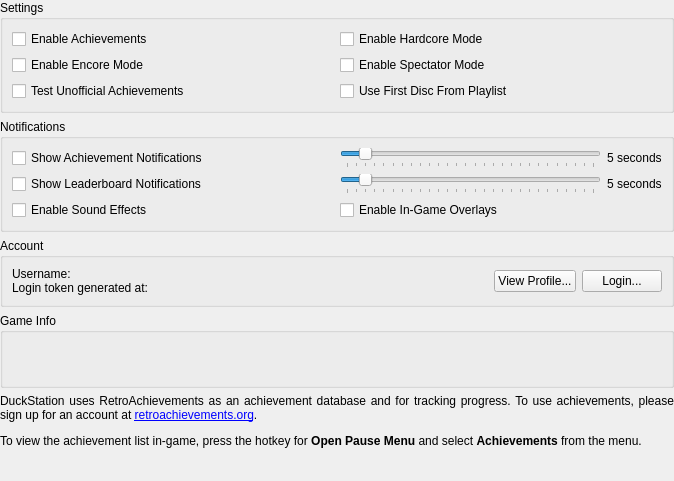
Above: src/duckstation-qt/achievementsettingswidget.ui from kofxi3584karlayang/duckstation before the change. Below: the same form after it.
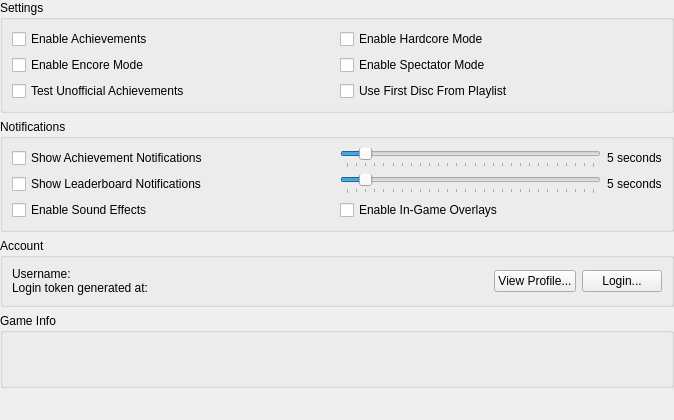
That is the form after the change.

Patch:
```diff
--- a/src/duckstation-qt/achievementsettingswidget.ui
+++ b/src/duckstation-qt/achievementsettingswidget.ui
@@ -7,7 +7,7 @@
     <x>0</x>
     <y>0</y>
     <width>674</width>
-    <height>481</height>
+    <height>420</height>
    </rect>
   </property>
   <layout class="QVBoxLayout" name="verticalLayout">
@@ -249,25 +249,6 @@
      </layout>
     </widget>
    </item>
-   <item>
-    <widget class="QLabel" name="label">
-     <property name="text">
-      <string>&lt;html&gt;&lt;head/&gt;&lt;body&gt;&lt;p align=&quot;justify&quot;&gt;DuckStation uses RetroAchievements as an achievement database and for tracking progress. To use achievements, please sign up for an account at &lt;a href=&quot;https://retroachievements.org/&quot;&gt;&lt;span style=&quot; text-decoration: underline; color:#0000ff;&quot;&gt;retroachievements.org&lt;/span&gt;&lt;/a&gt;.&lt;/p&gt;&lt;p align=&quot;justify&quot;&gt;To view the achievement list in-game, press the hotkey for &lt;span style=&quot; font-weight:600;&quot;&gt;Open Pause Menu&lt;/span&gt; and select &lt;span style=&quot; font-weight:600;&quot;&gt;Achievements&lt;/span&gt; from the menu.&lt;/p&gt;&lt;/body&gt;&lt;/html&gt;</string>
-     </property>
-     <property name="textFormat">
-      <enum>Qt::RichText</enum>
-     </property>
-     <property name="wordWrap">
-      <bool>true</bool>
-     </property>
-     <property name="margin">
-      <number>8</number>
-     </property>
-     <property name="openExternalLinks">
-      <bool>true</bool>
-     </property>
-    </widget>
-   </item>
    <item>
     <spacer name="verticalSpacer">
      <property name="orientation">
```
